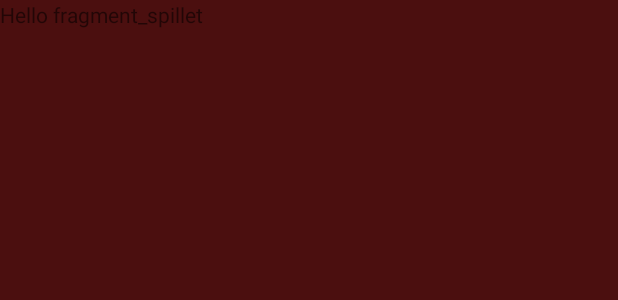
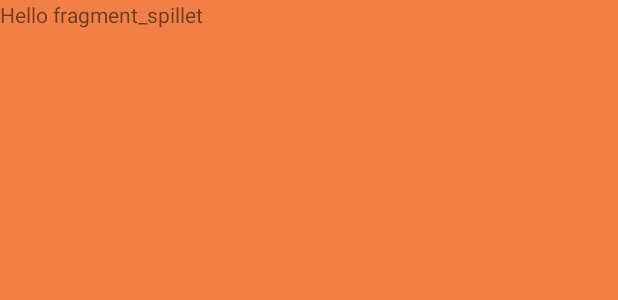
Before and after one commit to jma73/Galgeleg, an Android app: the layout fragment_spillet_copy.xml on its own in the app's theme, with its tools: preview values and no code run, on a phone screen of 412 x 824 dp. Shown: the top 300 px of the screen. Run offline under Robolectric (Android 15) with nearby library versions, the phone set to English and light mode, and no system bars.

Commit message:
Det spiller ikke... men man kan dog launche op og få vist en activity indeholdende et fragment.
Trykker man på Start spil, sker der ikke noget. men det burde der...

... rettet filnavn på fragment_spillet_copy

nu ændret FragmentSpillet.java til at bruge fragment_spillet_copy.xml...

```diff
--- a/app/src/main/res/layout/fragment_spillet_copy.xml
+++ b/app/src/main/res/layout/fragment_spillet_copy.xml
@@ -6,7 +6,7 @@
 <LinearLayout xmlns:android="http://schemas.android.com/apk/res/android"
     android:layout_width="match_parent"
     android:layout_height="match_parent"
-    android:background="#f0400000"
+    android:background="#f0f0793b"
     android:orientation="vertical">
 
     <!-- TODO: Update blank fragment layout -->
--- a/app/src/main/res/values/strings.xml
+++ b/app/src/main/res/values/strings.xml
@@ -5,6 +5,5 @@
     <string name="title_activity_forside">Galgeleg!!!</string>
     <string name="title_activity_spil_slut">SpilSlutActivity</string>
 
-<!-- TODO: Remove or change this placeholder text -->
     <string name="hello_blank_fragment">Hello fragment_spillet</string>
 </resources>
```
